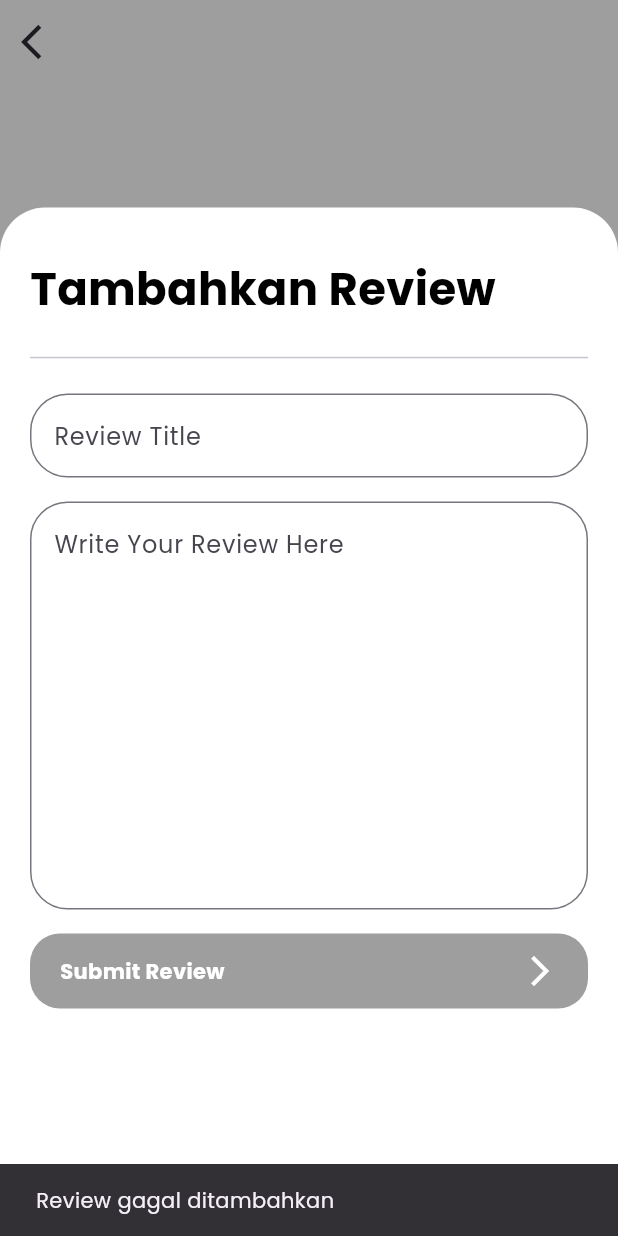
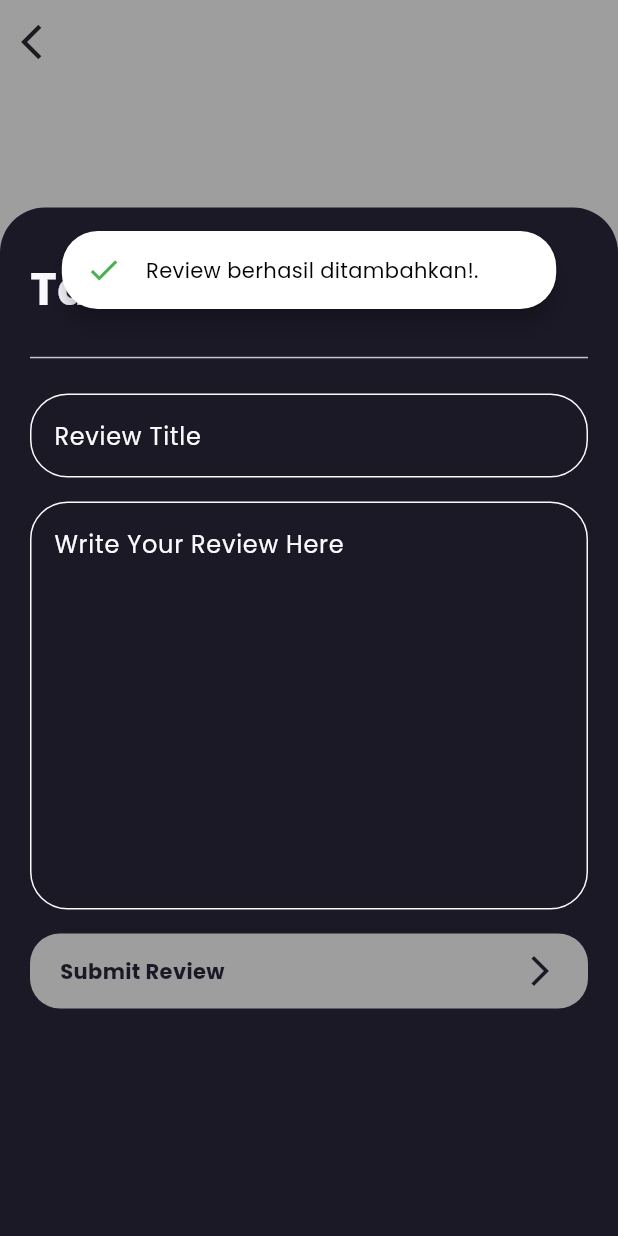
Before and after one commit to yps-a04/ulasbuku_mobile, a Flutter app: the AddReview screen opened directly with empty values, after a tap on "Submit Review", on a phone screen of 412 x 824 dp. Run offline on Flutter 3.47's test engine with Material 3 defaults, Android fonts, the phone set to English and light mode, and no system bars; our stand-ins replace bloc, equatable, flutter_bloc, flutter_rating_bar, google_fonts, sizer and 1 more; missing offline and left inert: pbp_django_auth.

Commit message:
add & show review

```diff
--- a/lib/core/environments/endpoints.dart
+++ b/lib/core/environments/endpoints.dart
@@ -1,9 +1,11 @@
 class EndPoints {
   //kalo pake emulator gini kalo engga pake link local yang django
-  static const String baseUrl = 'http://10.0.2.2:8000/';
+  static const String baseUrl = 'https://ulasbuku-a04-tk.pbp.cs.ui.ac.id';
   static const String login = '$baseUrl/auth/login/';
   static const String logout = '$baseUrl/auth/logout/';
   static const String getAllBooks = '$baseUrl/books-json/';
   static const String search = '$baseUrl/search/';
   static const String sort = "$baseUrl/sort-books";
+  static const String addReview = '$baseUrl/add-review-flutter/';
+  static const String getReview = '$baseUrl/show-review-flutter/';
 }
--- /dev/null
+++ b/lib/features/detail/data/review_model.dart
@@ -0,0 +1,47 @@
+class Review {
+  String? status;
+  List<Data>? data;
+
+  Review({this.status, this.data});
+
+  Review.fromJson(Map<String, dynamic> json) {
+    status = json['status'];
+    if (json['data'] != null) {
+      data = <Data>[];
+      json['data'].forEach((v) {
+        data!.add(Data.fromJson(v));
+      });
+    }
+  }
+
+  Map<String, dynamic> toJson() {
+    final Map<String, dynamic> data = <String, dynamic>{};
+    data['status'] = status;
+    if (this.data != null) {
+      data['data'] = this.data!.map((v) => v.toJson()).toList();
+    }
+    return data;
+  }
+}
+
+class Data {
+  String? user;
+  String? review;
+  String? title;
+
+  Data({this.user, this.review, this.title});
+
+  Data.fromJson(Map<String, dynamic> json) {
+    user = json['user'];
+    review = json['review'];
+    title = json['title'];
+  }
+
+  Map<String, dynamic> toJson() {
+    final Map<String, dynamic> data = <String, dynamic>{};
+    data['user'] = user;
+    data['review'] = review;
+    data['title'] = title;
+    return data;
+  }
+}
--- a/lib/features/detail/presentation/add_review.dart
+++ b/lib/features/detail/presentation/add_review.dart
@@ -1,21 +1,27 @@
+// ignore_for_file: use_build_context_synchronously
+
 import 'dart:convert';
 
 import 'package:flutter/material.dart';
-import 'package:flutter_rating_bar/flutter_rating_bar.dart';
 import 'package:pbp_django_auth/pbp_django_auth.dart';
 import 'package:provider/provider.dart';
+import 'package:ulas_buku_mobile/core/environments/endpoints.dart';
+import 'package:ulas_buku_mobile/core/theme/ub_color.dart';
 import 'package:ulas_buku_mobile/core/widgets/ub_button.dart';
 import 'package:ulas_buku_mobile/features/home/data/models/book.dart';
 import 'package:ulas_buku_mobile/features/detail/presentation/pages/detail_page.dart';
 
 // ignore: must_be_immutable
 class AddReview extends StatelessWidget {
- AddReview({required this.bgColor, required this.book, super.key});
-
+  AddReview(
+      {required this.bgColor,
+      required this.isLightMode,
+      required this.book,
+      super.key});
+  final bool isLightMode;
   final TextEditingController _titleController = TextEditingController();
   final TextEditingController _reviewController = TextEditingController();
   final _formKey = GlobalKey<FormState>();
-
 
   Color bgColor;
   Book book;
@@ -51,9 +57,11 @@ class AddReview extends StatelessWidget {
                 child: Container(
                   height: height * 1.25,
                   width: width,
-                  decoration: const BoxDecoration(
-                    color: Colors.white,
-                    borderRadius: BorderRadius.only(
+                  decoration: BoxDecoration(
+                    color: isLightMode
+                        ? UBColor.lightBgColor
+                        : UBColor.darkBgColor,
+                    borderRadius: const BorderRadius.only(
                       topLeft: Radius.circular(30),
                       topRight: Radius.circular(30),
                     ),
@@ -69,10 +77,13 @@ class AddReview extends StatelessWidget {
                   children: [
                     Row(
                       mainAxisAlignment: MainAxisAlignment.spaceBetween,
-                      children: [const Text(
+                      children: [
+                        Text(
                           "Tambahkan Review",
                           style: TextStyle(
-                              color: Colors.black,
+                              color: isLightMode
+                                  ? UBColor.darkBgColor
+                                  : UBColor.lightBgColor,
                               fontSize: 30,
                               fontWeight: FontWeight.bold),
                         )
@@ -95,13 +106,24 @@ class AddReview extends StatelessWidget {
                             controller: _titleController,
                             decoration: InputDecoration(
                               labelText: "Review Title",
-                              border: OutlineInputBorder(
-                                borderSide: const BorderSide(width: 1),
+                              labelStyle: TextStyle(
+                                  color: isLightMode
+                                      ? UBColor.darkBgColor
+                                      : UBColor.lightBgColor),
+                              enabledBorder: OutlineInputBorder(
+                                borderSide: BorderSide(
+                                    width: 1,
+                                    color: isLightMode
+                                        ? UBColor.darkBgColor
+                                        : UBColor.lightBgColor),
                                 borderRadius: BorderRadius.circular(25),
                               ),
                               focusedBorder: OutlineInputBorder(
-                                borderSide:
-                                    const BorderSide(color: Colors.black, width: 1),
+                                borderSide: BorderSide(
+                                    color: isLightMode
+                                        ? UBColor.darkBgColor
+                                        : UBColor.lightBgColor,
+                                    width: 1),
                                 borderRadius: BorderRadius.circular(25),
                               ),
                             ),
@@ -112,17 +134,28 @@ class AddReview extends StatelessWidget {
                           TextField(
                             controller: _reviewController,
                             maxLines: 10,
-                            style: TextStyle(height: 1.5), // Adjust as needed
+                            style: const TextStyle(height: 1.5), // Adjust as needed
                             decoration: InputDecoration(
                               labelText: "Write Your Review Here",
+                              labelStyle: TextStyle(
+                                  color: isLightMode
+                                      ? UBColor.darkBgColor
+                                      : UBColor.lightBgColor),
                               alignLabelWithHint: true,
-                              border: OutlineInputBorder(
-                                borderSide: const BorderSide(width: 1),
+                              enabledBorder: OutlineInputBorder(
+                                borderSide: BorderSide(
+                                    width: 1,
+                                    color: isLightMode
+                                        ? UBColor.darkBgColor
+                                        : UBColor.lightBgColor),
                                 borderRadius: BorderRadius.circular(25),
                               ),
                               focusedBorder: OutlineInputBorder(
-                                borderSide:
-                                    const BorderSide(color: Colors.black, width: 1),
+                                borderSide: BorderSide(
+                                    color: isLightMode
+                                        ? UBColor.darkBgColor
+                                        : UBColor.lightBgColor,
+                                    width: 1),
                                 borderRadius: BorderRadius.circular(25),
                               ),
                             ),
@@ -137,13 +170,15 @@ class AddReview extends StatelessWidget {
                         width: width,
                         height: 50,
                         primaryColor: bgColor,
-                      secondaryColor: Colors.white,
+                        secondaryColor: !isLightMode
+                            ? UBColor.darkBgColor
+                            : UBColor.lightBgColor,
                         text: "Submit Review",
                         icon: Icons.arrow_forward_ios,
                         onTap: () async {
                           if (_formKey.currentState!.validate()) {
                             final response = await request.post(
-                            "http://10.0.2.2:8000/add-review-flutter/",
+                              EndPoints.addReview,
                               jsonEncode(<String, String>{
                                 "title": _titleController.text,
                                 "review": _reviewController.text,
@@ -151,8 +186,8 @@ class AddReview extends StatelessWidget {
                               }),
                             );
                             if (response['status'] == 'success') {
-                            ScaffoldMessenger.of(context).showSnackBar(
-                              const SnackBar(
+                              ScaffoldMessenger.of(context)
+                                  .showSnackBar(const SnackBar(
                                 content: Text("Review berhasil ditambahkan"),
                               ));
                               Navigator.pushReplacement(
@@ -166,10 +201,40 @@ class AddReview extends StatelessWidget {
                                 ),
                               );
                             } else {
-                            ScaffoldMessenger.of(context).showSnackBar(
-                              const SnackBar(
-                                content: Text("Review gagal ditambahkan"),
-                            ));
+                              ScaffoldMessenger.of(context)
+                                ..hideCurrentSnackBar()
+                                ..showSnackBar(
+                                  SnackBar(
+                                    shape: RoundedRectangleBorder(
+                                      borderRadius: BorderRadius.circular(24),
+                                    ),
+                                    behavior: SnackBarBehavior.floating,
+                                    backgroundColor: Colors.white,
+                                    margin: EdgeInsets.fromLTRB(
+                                        width * 0.1,
+                                        height * 0.1,
+                                        width * 0.1,
+                                        height * 0.75),
+                                    content: const Row(
+                                      mainAxisAlignment:
+                                          MainAxisAlignment.start,
+                                      children: [
+                                        Icon(
+                                          Icons.check,
+                                          color: Colors.green,
+                                        ),
+                                        SizedBox(
+                                          width: 16,
+                                        ),
+                                        Text(
+                                          "Review berhasil ditambahkan!.",
+                                          style: TextStyle(
+                                              color: Colors.black),
+                                        ),
+                                      ],
+                                    ),
+                                  ),
+                                );
                             }
                           }
                         }
--- a/lib/features/home/presentation/widgets/book_card.dart
+++ b/lib/features/home/presentation/widgets/book_card.dart
@@ -157,6 +157,7 @@ class BookCard extends StatelessWidget {
                         builder: (context) => AddReview(
                           book: book,
                           bgColor: cardColor,
+                          isLightMode: isLightMode,
                         ),
                       )),
                     )
```
Also changed, not shown: lib/features/detail/presentation/pages/detail_page.dart (+42 -15 lines). Lines whose indentation alone changed are shown as unchanged.
